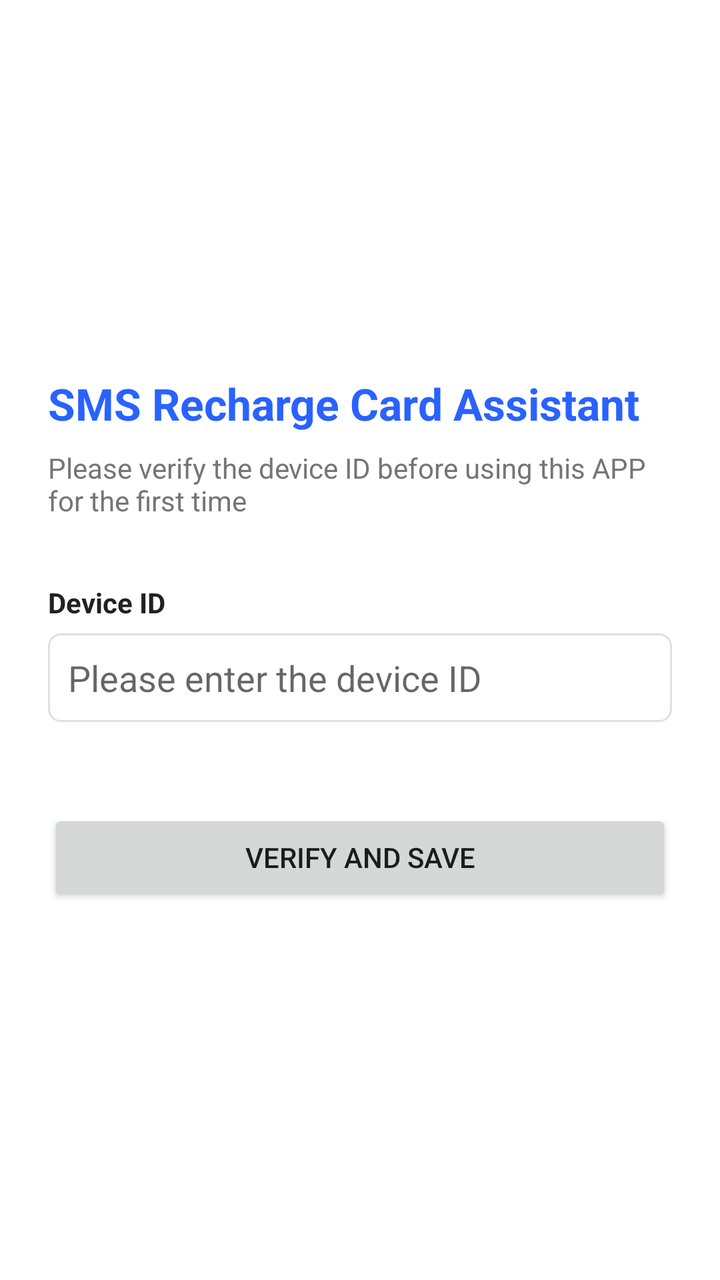
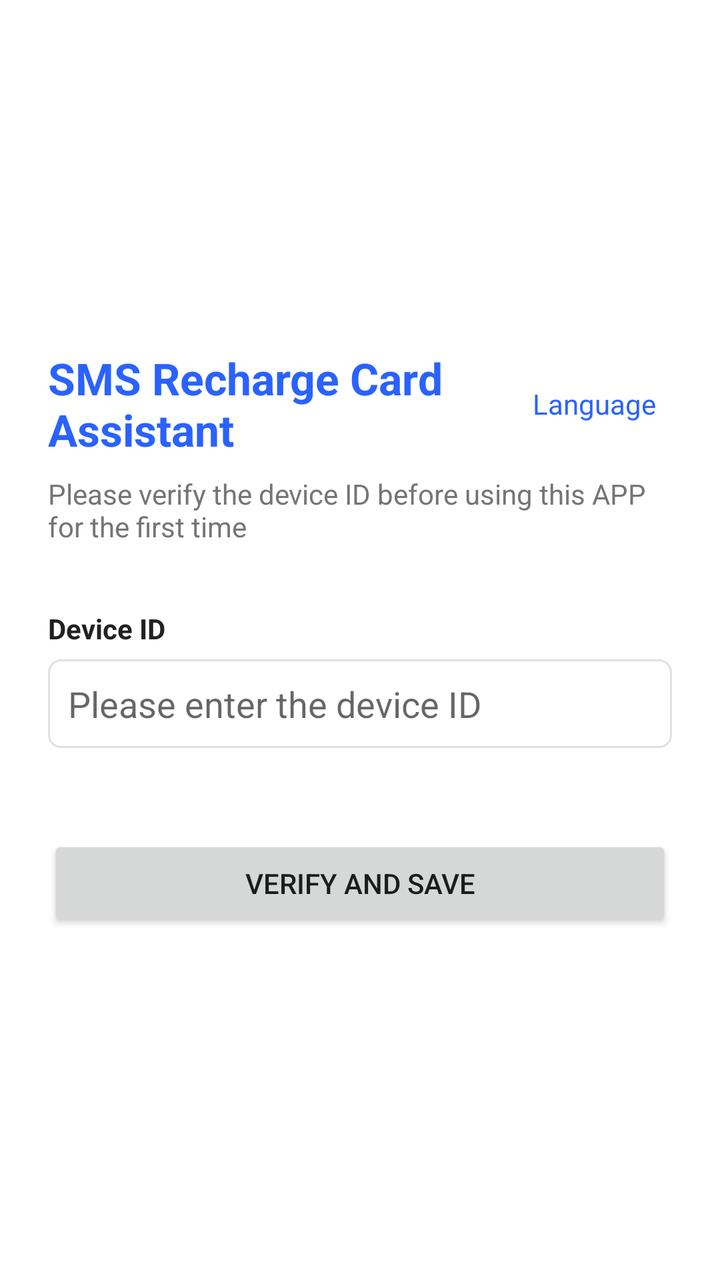

Screens rendered from an Android XML layout before and after an edit, with the pre-edit source and the edit as a unified diff.
<!-- AndroidManifest.xml: application theme Theme.SmsRecharge -->
<!-- res/layout/activity_device_id.xml -->
<?xml version="1.0" encoding="utf-8"?>
<androidx.core.widget.NestedScrollView xmlns:android="http://schemas.android.com/apk/res/android"
    xmlns:app="http://schemas.android.com/apk/res-auto"
    android:layout_width="match_parent"
    android:layout_height="match_parent"
    android:fillViewport="true"
    android:background="@color/white">

    <LinearLayout
        android:id="@+id/layoutContent"
        android:layout_width="match_parent"
        android:layout_height="wrap_content"
        android:orientation="vertical"
        android:gravity="center_vertical"
        android:padding="24dp">

        <TextView
            android:layout_width="wrap_content"
            android:layout_height="wrap_content"
            android:text="@string/app_name"
            android:textColor="@color/colorPrimary"
            android:textSize="22sp"
            android:textStyle="bold" />

        <TextView
            android:layout_width="wrap_content"
            android:layout_height="wrap_content"
            android:layout_marginTop="8dp"
            android:text="@string/device_id_tip"
            android:textColor="@color/colorTextSecondary"
            android:textSize="14sp" />

        <TextView
            android:layout_width="wrap_content"
            android:layout_height="wrap_content"
            android:layout_marginTop="32dp"
            android:text="@string/device_id_input_label"
            android:textColor="@color/colorTextPrimary"
            android:textStyle="bold" />

        <EditText
            android:id="@+id/etDeviceId"
            android:layout_width="match_parent"
            android:layout_height="wrap_content"
            android:layout_marginTop="6dp"
            android:background="@drawable/bg_date_box"
            android:hint="@string/device_id_hint"
            android:inputType="text"
            android:padding="10dp" />

        <TextView
            android:id="@+id/tvDeviceIdError"
            android:layout_width="match_parent"
            android:layout_height="wrap_content"
            android:layout_marginTop="10dp"
            android:textColor="@color/colorFail"
            android:textSize="13sp" />

        <LinearLayout
            android:layout_width="match_parent"
            android:layout_height="wrap_content"
            android:layout_marginTop="16dp"
            android:gravity="center_vertical"
            android:orientation="horizontal">

            <Button
                android:id="@+id/btnCheckDeviceId"
                android:layout_width="0dp"
                android:layout_height="wrap_content"
                android:layout_weight="1"
                android:text="@string/btn_check_device_id" />

            <ProgressBar
                android:id="@+id/pbChecking"
                android:layout_width="24dp"
                android:layout_height="24dp"
                android:layout_marginStart="12dp"
                android:visibility="gone" />
        </LinearLayout>
    </LinearLayout>
</androidx.core.widget.NestedScrollView>
<!-- resources referenced by this layout -->
<resources>
  <color name="colorFail">#C62828</color>
  <color name="colorPrimary">#2962FF</color>
  <color name="colorTextPrimary">#212121</color>
  <color name="colorTextSecondary">#757575</color>
  <color name="white">#FFFFFF</color>
  <!-- drawable bg_date_box (drawable) -->
  <?xml version="1.0" encoding="utf-8"?>
  <shape xmlns:android="http://schemas.android.com/apk/res/android"
      android:shape="rectangle">
      <corners android:radius="6dp" />
      <stroke android:width="1dp" android:color="@color/colorDivider" />
      <solid android:color="@color/white" />
  </shape>
  <string name="app_name">SMS Recharge Card Assistant</string>
  <string name="btn_check_device_id">Verify and Save</string>
  <string name="device_id_hint">Please enter the device ID</string>
  <string name="device_id_input_label">Device ID</string>
  <string name="device_id_tip">Please verify the device ID before using this APP for the first time</string>
  <style name="Theme.SmsRecharge" parent="Theme.MaterialComponents.DayNight.NoActionBar">
          <item name="colorPrimary">@color/colorPrimary</item>
          <item name="colorPrimaryDark">@color/colorPrimaryDark</item>
          <item name="colorAccent">@color/colorAccent</item>
          <item name="android:statusBarColor">@color/colorPrimaryDark</item>
      </style>
  <color name="colorDivider">#E0E0E0</color>
  <color name="colorPrimaryDark">#0039CB</color>
  <color name="colorAccent">#FF6D00</color>
</resources>

<!-- the commit's change to res/layout/activity_device_id.xml (unified diff, before → after) -->
@@ -14,13 +14,31 @@
         android:gravity="center_vertical"
         android:padding="24dp">
 
-        <TextView
-            android:layout_width="wrap_content"
+        <LinearLayout
+            android:layout_width="match_parent"
             android:layout_height="wrap_content"
-            android:text="@string/app_name"
-            android:textColor="@color/colorPrimary"
-            android:textSize="22sp"
-            android:textStyle="bold" />
+            android:gravity="center_vertical"
+            android:orientation="horizontal">
+
+            <TextView
+                android:layout_width="0dp"
+                android:layout_height="wrap_content"
+                android:layout_weight="1"
+                android:text="@string/app_name"
+                android:textColor="@color/colorPrimary"
+                android:textSize="22sp"
+                android:textStyle="bold" />
+
+            <TextView
+                android:id="@+id/tvLanguage"
+                android:layout_width="wrap_content"
+                android:layout_height="wrap_content"
+                android:background="?android:attr/selectableItemBackground"
+                android:padding="8dp"
+                android:text="@string/action_language"
+                android:textColor="@color/colorPrimary"
+                android:textSize="14sp" />
+        </LinearLayout>
 
         <TextView
             android:layout_width="wrap_content"
<!-- resource entries referenced after the edit -->
@@ -13,6 +13,7 @@
       <stroke android:width="1dp" android:color="@color/colorDivider" />
       <solid android:color="@color/white" />
   </shape>
+  <string name="action_language">Language</string>
   <string name="app_name">SMS Recharge Card Assistant</string>
   <string name="btn_check_device_id">Verify and Save</string>
   <string name="device_id_hint">Please enter the device ID</string>
